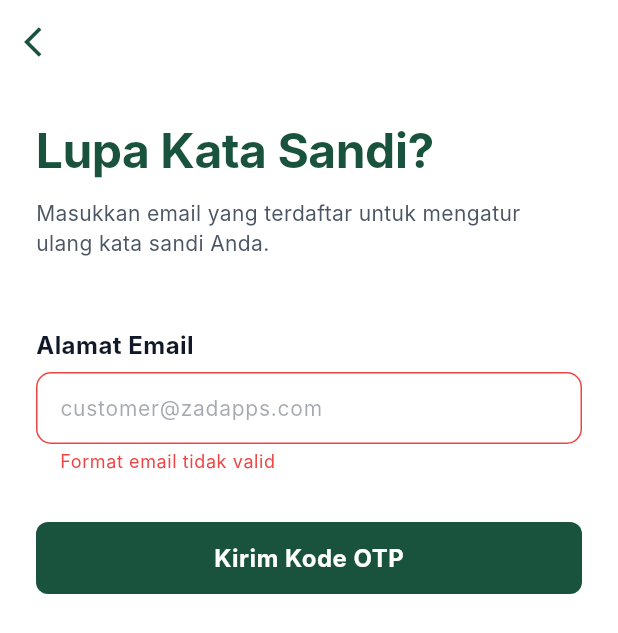
After one commit to Rendkrisna19/ice_mobile_customer, a Flutter app: the ForgotPasswordPage screen opened directly, after a tap on "Kirim Kode OTP", on a phone screen of 412 x 824 dp. The commit adds this screen. Shown: the top 633 px of the screen. Run offline on Flutter 3.47's test engine with Material 3 defaults, Android fonts, the phone set to English and light mode, and no system bars; our stand-ins replace flutter_map, geocoding, geolocator, image_picker, latlong2, shared_preferences; accounts and stored records are empty; network calls fail; Roboto replaces fonts that are missing (Inter).

Commit message:
feat: implement password recovery flow, OTP verification, and new screen components

```diff
--- /dev/null
+++ b/lib/features/auth/presentation/pages/forgot_password_page.dart
@@ -0,0 +1,117 @@
+import 'package:flutter/material.dart';
+import '../../../../core/style/app_colors.dart';
+import '../../../../core/style/app_typography.dart';
+import '../../../../core/components/app_button.dart';
+import '../../../../core/components/app_text_field.dart';
+import '../../data/auth_service.dart';
+import 'forgot_password_verify_page.dart';
+
+class ForgotPasswordPage extends StatefulWidget {
+  const ForgotPasswordPage({super.key});
+
+  @override
+  State<ForgotPasswordPage> createState() => _ForgotPasswordPageState();
+}
+
+class _ForgotPasswordPageState extends State<ForgotPasswordPage> {
+  final _formKey = GlobalKey<FormState>();
+  final TextEditingController _emailController = TextEditingController();
+  bool _isLoading = false;
+  final AuthService _authService = AuthService();
+
+  Future<void> _handleRequestOtp() async {
+    FocusScope.of(context).unfocus();
+    if (!_formKey.currentState!.validate()) return;
+
+    setState(() => _isLoading = true);
+
+    final email = _emailController.text.trim();
+    final result = await _authService.requestForgotPasswordOtp(email);
+
+    if (mounted) setState(() => _isLoading = false);
+
+    if (result['success'] == true) {
+      if (mounted) {
+        ScaffoldMessenger.of(context).showSnackBar(
+          const SnackBar(content: Text("Kode OTP terkirim ke email Anda."), backgroundColor: AppColors.success),
+        );
+        Navigator.pushReplacement(
+          context,
+          MaterialPageRoute(
+            builder: (context) => ForgotPasswordVerifyPage(email: email),
+          ),
+        );
+      }
+    } else {
+      if (mounted) {
+        ScaffoldMessenger.of(context).showSnackBar(
+          SnackBar(
+            content: Text(result['message'] ?? "Gagal mengirim OTP"),
+            backgroundColor: AppColors.error,
+          ),
+        );
+      }
+    }
+  }
+
+  @override
+  Widget build(BuildContext context) {
+    return Scaffold(
+      backgroundColor: Colors.white,
+      appBar: AppBar(
+        backgroundColor: Colors.white,
+        elevation: 0,
+        leading: IconButton(
+          icon: const Icon(Icons.arrow_back_ios, color: AppColors.primary),
+          onPressed: () => Navigator.pop(context),
+        ),
+      ),
+      body: SafeArea(
+        child: SingleChildScrollView(
+          padding: const EdgeInsets.symmetric(horizontal: 24, vertical: 24),
+          child: Form(
+            key: _formKey,
+            child: Column(
+              crossAxisAlignment: CrossAxisAlignment.start,
+              children: [
+                Text(
+                  "Lupa Kata Sandi?",
+                  style: AppTypography.headlineLarge.copyWith(color: AppColors.primary),
+                ),
+                const SizedBox(height: 12),
+                Text(
+                  "Masukkan email yang terdaftar untuk mengatur ulang kata sandi Anda.",
+                  style: AppTypography.bodyMedium.copyWith(color: AppColors.neutral),
+                ),
+                const SizedBox(height: 48),
+                AppTextField(
+                  label: "Alamat Email",
+                  hint: "customer@zadapps.com",
+                  controller: _emailController,
+                  keyboardType: TextInputType.emailAddress,
+                  validator: (value) {
+                    if (value == null || value.isEmpty || !value.contains("@")) {
+                      return "Format email tidak valid";
+                    }
+                    return null;
+                  },
+                ),
+                const SizedBox(height: 32),
+                SizedBox(
+                  width: double.infinity,
+                  child: _isLoading
+                      ? const Center(child: CircularProgressIndicator(color: AppColors.primary))
+                      : AppButton(
+                          text: "Kirim Kode OTP",
+                          type: ButtonType.primary,
+                          onPressed: _handleRequestOtp,
+                        ),
+                ),
+              ],
+            ),
+          ),
+        ),
+      ),
+    );
+  }
+}
```
Also changed, not shown: lib/features/auth/data/auth_service.dart (+54 -1 lines), lib/features/auth/presentation/pages/forgot_password_verify_page.dart (added, +369 -0 lines), lib/features/auth/presentation/pages/login_page.dart (+18 -1 lines), lib/features/chat/presentation/pages/order_chat_page.dart (+26 -0 lines), lib/features/order/presentation/pages/order_delivery_page.dart (+10 -6 lines), lib/features/order/presentation/pages/order_status_page.dart (+36 -0 lines).
